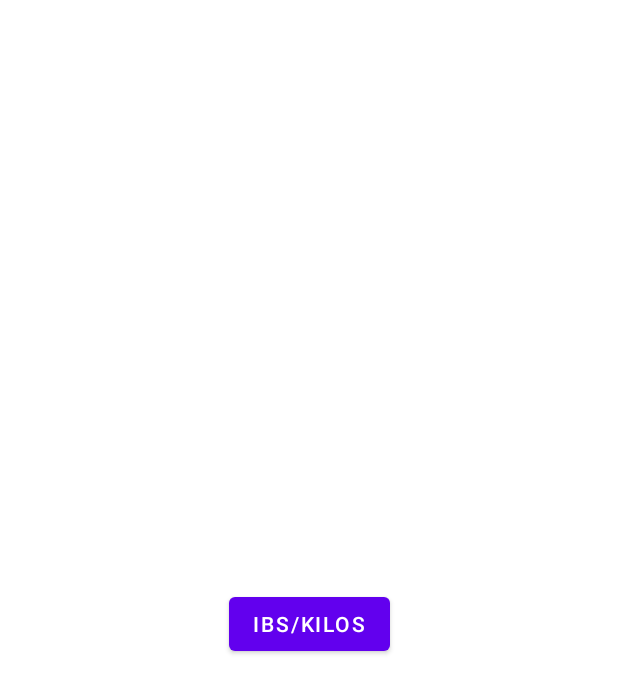
After one commit to FlorenciaDiCiocco/FAT_app_cs246, an Android app: the layout activity_login.xml on its own in the app's theme, with its tools: preview values and no code run, on a phone screen of 412 x 824 dp. The commit adds this screen. Shown: the top 693 px of the screen. Run offline under Robolectric (Android 15) with nearby library versions, the phone set to English and light mode, and no system bars.

Commit message:
Added foundation for unit button

```diff
--- a/app/src/main/java/com/team3/fat/AddWeight.java
+++ b/app/src/main/java/com/team3/fat/AddWeight.java
@@ -9,6 +9,6 @@ public class AddWeight extends AppCompatActivity {
     @Override
     protected void onCreate(Bundle savedInstanceState) {
         super.onCreate(savedInstanceState);
-        setContentView(R.layout.activity_add_weight);
+        setContentView(R.layout.activity_weight_adding);
     }
 }
--- a/app/src/main/java/com/team3/fat/WeightAdding.java
+++ b/app/src/main/java/com/team3/fat/WeightAdding.java
@@ -9,6 +9,6 @@ public class WeightAdding extends AppCompatActivity {
     @Override
     protected void onCreate(Bundle savedInstanceState) {
         super.onCreate(savedInstanceState);
-        setContentView(R.layout.activity_weight_adding);
+        setContentView(R.layout.add_weight);
     }
 }
--- /dev/null
+++ b/app/src/main/res/layout/activity_login.xml
@@ -0,0 +1,19 @@
+<?xml version="1.0" encoding="utf-8"?>
+<androidx.constraintlayout.widget.ConstraintLayout xmlns:android="http://schemas.android.com/apk/res/android"
+    xmlns:app="http://schemas.android.com/apk/res-auto"
+    xmlns:tools="http://schemas.android.com/tools"
+    android:layout_width="match_parent"
+    android:layout_height="match_parent">
+
+    <Button
+        android:id="@+id/weight_type_button"
+        android:layout_width="wrap_content"
+        android:layout_height="wrap_content"
+        android:layout_marginEnd="152dp"
+        android:layout_marginRight="152dp"
+        android:layout_marginBottom="384dp"
+        android:text="@string/ibs_kilos"
+        android:onClick="onClick"
+        app:layout_constraintBottom_toBottomOf="parent"
+        app:layout_constraintEnd_toEndOf="parent" />
+</androidx.constraintlayout.widget.ConstraintLayout>
--- a/app/src/main/res/layout/activity_main.xml
+++ b/app/src/main/res/layout/activity_main.xml
@@ -18,4 +18,5 @@
         android:layout_height="620dp"
         android:dividerHeight="1dp" />
 
+
 </LinearLayout>
--- a/app/src/main/res/values/strings.xml
+++ b/app/src/main/res/values/strings.xml
@@ -1,3 +1,4 @@
 <resources>
     <string name="app_name">FAT</string>
+    <string name="ibs_kilos">Ibs/Kilos</string>
 </resources>
```
Also changed, not shown: app/src/main/java/com/team3/fat/ListItem.java (+19 -0 lines), app/src/main/java/com/team3/fat/MainActivity.java (+10 -0 lines).
